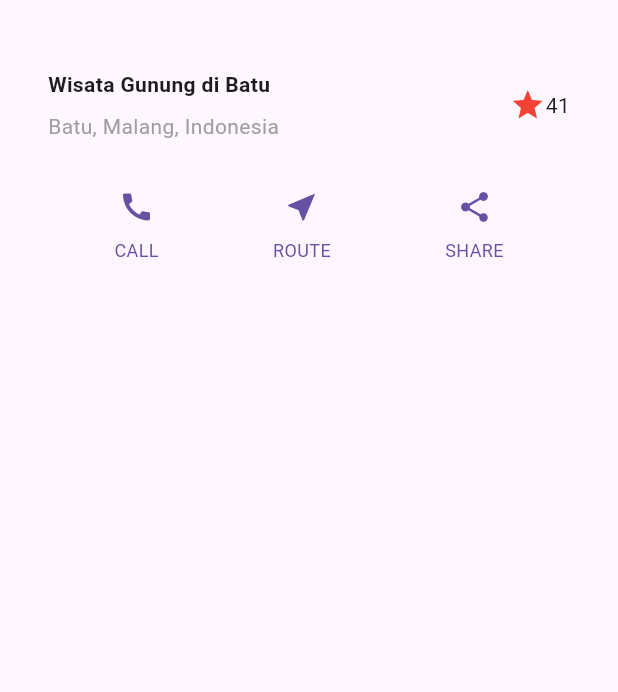
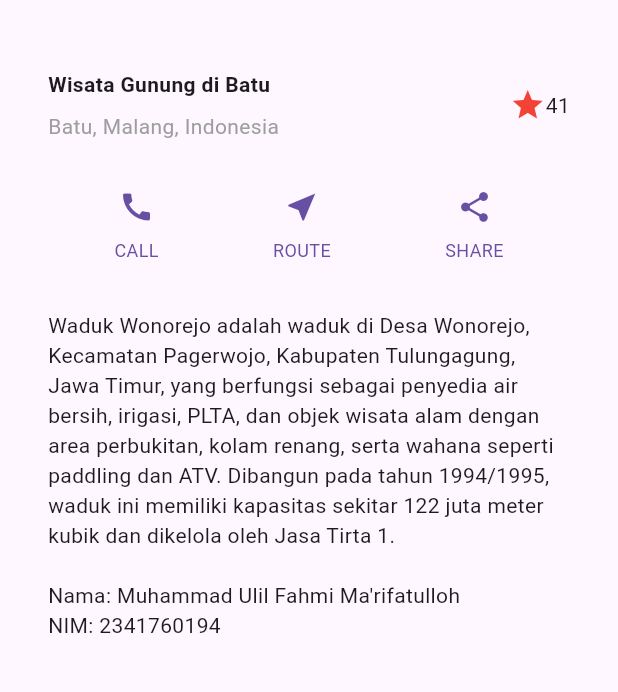
Before and after one commit to ulilFahmi12154/layout_flutter, a Flutter app: the screen it shows after launch, on a phone screen of 412 x 824 dp, the part 63-755 px from its top. Run offline on Flutter 3.47's test engine with Material 3 defaults, Android fonts, the phone set to English and light mode, and no system bars.

Commit message:
Praktikum_3_Langkah_1-2

```diff
--- a/layout_flutter/lib/main.dart
+++ b/layout_flutter/lib/main.dart
@@ -49,6 +49,19 @@ class MyApp extends StatelessWidget {
       ],
     );
 
+    const String wisataText =
+      'Waduk Wonorejo adalah waduk di Desa Wonorejo, Kecamatan Pagerwojo, Kabupaten Tulungagung, Jawa Timur, yang berfungsi sebagai penyedia air bersih, irigasi, PLTA, dan objek wisata alam dengan area perbukitan, kolam renang, serta wahana seperti paddling dan ATV. Dibangun pada tahun 1994/1995, waduk ini memiliki kapasitas sekitar 122 juta meter kubik dan dikelola oleh Jasa Tirta 1.\n\n'
+      'Nama: Muhammad Ulil Fahmi Ma\'rifatulloh\n'
+      'NIM: 2341760194';
+
+    Widget textSection = Container(
+      padding: const EdgeInsets.all(32),
+      child: const Text(
+        wisataText,
+        softWrap: true,
+      ),
+    );
+
     return MaterialApp(
       title: "Flutter layout: Muhammad Ulil Fahmi Ma'rifatulloh 2341760194",
       home: Scaffold(
@@ -57,6 +70,7 @@ class MyApp extends StatelessWidget {
           children: [
             titleSection,
             buttonSection,
+            textSection
             // const Text('Hello, World!'),
           ],
         ),
```
Also changed, not shown: images/03_01.png (added), images/03_02.png (added), 1 other file.
